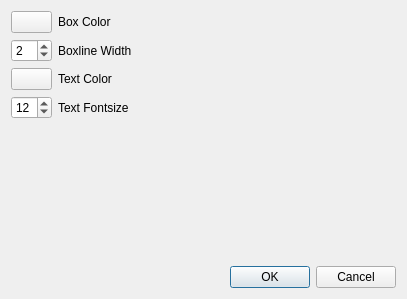
Before: the Qt Designer form ilastik/widgets/box_dialog.ui in ilastik/ilastik, drawn with Qt 5.
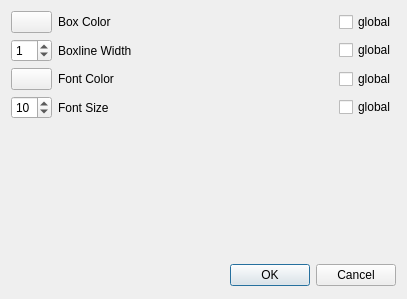
After: the same form once the commit is applied.

```diff
--- a/ilastik/widgets/box_dialog.ui
+++ b/ilastik/widgets/box_dialog.ui
@@ -16,28 +16,28 @@
   <layout class="QVBoxLayout" name="verticalLayout">
    <item>
     <layout class="QGridLayout" name="gridLayout">
-     <item row="1" column="0">
-      <widget class="QPushButton" name="colorButton">
-       <property name="text">
-        <string/>
-       </property>
-      </widget>
-     </item>
      <item row="2" column="0">
+      <widget class="QPushButton" name="colorButton">
+       <property name="text">
+        <string/>
+       </property>
+      </widget>
+     </item>
+     <item row="3" column="0">
       <widget class="QSpinBox" name="spinBoxWidth">
        <property name="value">
-        <number>2</number>
+        <number>1</number>
        </property>
       </widget>
      </item>
-     <item row="2" column="1">
+     <item row="3" column="1">
       <widget class="QLabel" name="label_2">
        <property name="text">
         <string>Boxline Width</string>
        </property>
       </widget>
      </item>
-     <item row="1" column="1">
+     <item row="2" column="1">
       <widget class="QLabel" name="label">
        <property name="sizePolicy">
         <sizepolicy hsizetype="Expanding" vsizetype="Preferred">
@@ -50,7 +50,7 @@
        </property>
       </widget>
      </item>
-     <item row="3" column="0">
+     <item row="5" column="0">
       <widget class="QPushButton" name="fontColorButton">
        <property name="enabled">
         <bool>true</bool>
@@ -60,24 +60,52 @@
        </property>
       </widget>
      </item>
-     <item row="3" column="1">
+     <item row="5" column="1">
       <widget class="QLabel" name="label_3">
        <property name="text">
-        <string>Text Color</string>
+        <string>Font Color</string>
        </property>
       </widget>
      </item>
-     <item row="4" column="0">
+     <item row="2" column="2">
+      <widget class="QCheckBox" name="checkColorGlobal">
+       <property name="text">
+        <string>global</string>
+       </property>
+      </widget>
+     </item>
+     <item row="6" column="0">
       <widget class="QSpinBox" name="spinFontSize">
        <property name="value">
-        <number>12</number>
+        <number>10</number>
        </property>
       </widget>
      </item>
-     <item row="4" column="1">
+     <item row="6" column="1">
       <widget class="QLabel" name="label_4">
        <property name="text">
-        <string>Text Fontsize</string>
+        <string>Font Size</string>
+       </property>
+      </widget>
+     </item>
+     <item row="5" column="2">
+      <widget class="QCheckBox" name="checkFontColorGlobal">
+       <property name="text">
+        <string>global</string>
+       </property>
+      </widget>
+     </item>
+     <item row="6" column="2">
+      <widget class="QCheckBox" name="checkFontSizeGlobal">
+       <property name="text">
+        <string>global</string>
+       </property>
+      </widget>
+     </item>
+     <item row="3" column="2">
+      <widget class="QCheckBox" name="checkLineWidthGlobal">
+       <property name="text">
+        <string>global</string>
        </property>
       </widget>
      </item>
@@ -96,22 +124,6 @@
      </property>
     </spacer>
    </item>
-   <item>
-    <layout class="QGridLayout" name="gridLayout_2" rowstretch="0"/>
-   </item>
-   <item>
-    <spacer name="verticalSpacer_2">
-     <property name="orientation">
-      <enum>Qt::Vertical</enum>
-     </property>
-     <property name="sizeHint" stdset="0">
-      <size>
-       <width>20</width>
-       <height>40</height>
-      </size>
-     </property>
-    </spacer>
-   </item>
    <item>
     <widget class="QDialogButtonBox" name="buttonBox">
      <property name="orientation">
@@ -122,6 +134,22 @@
      </property>
     </widget>
    </item>
+   <item>
+    <layout class="QGridLayout" name="gridLayout_2" rowstretch="0"/>
+   </item>
+   <item>
+    <spacer name="verticalSpacer_2">
+     <property name="orientation">
+      <enum>Qt::Vertical</enum>
+     </property>
+     <property name="sizeHint" stdset="0">
+      <size>
+       <width>20</width>
+       <height>40</height>
+      </size>
+     </property>
+    </spacer>
+   </item>
   </layout>
  </widget>
  <resources/>
```
